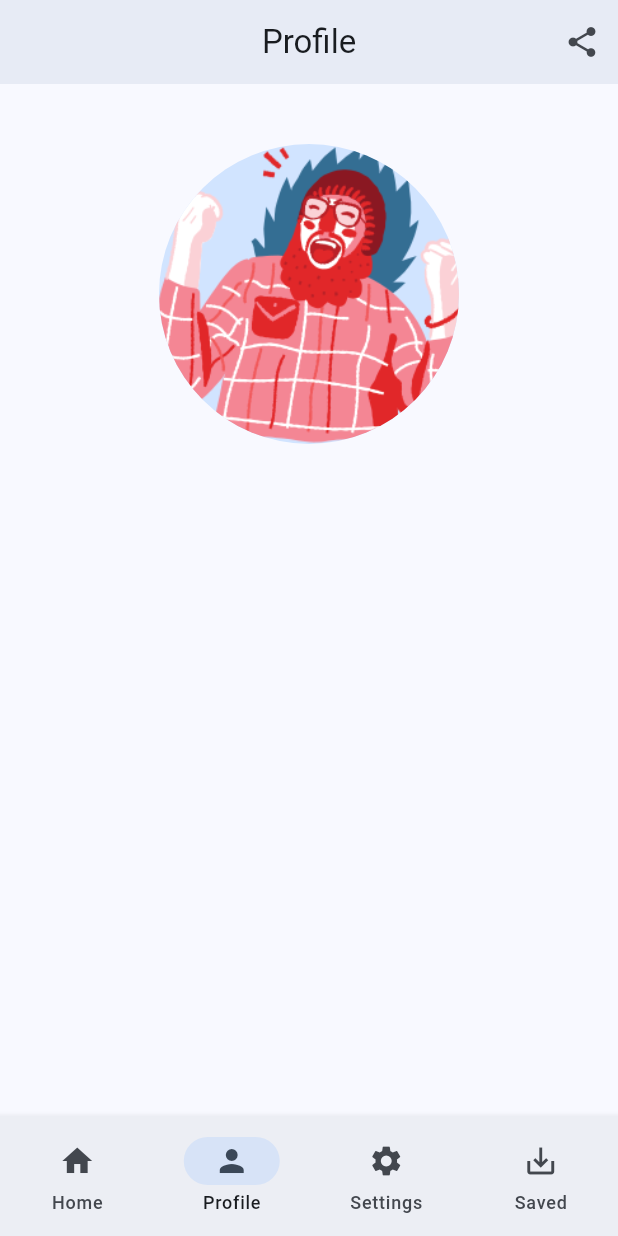
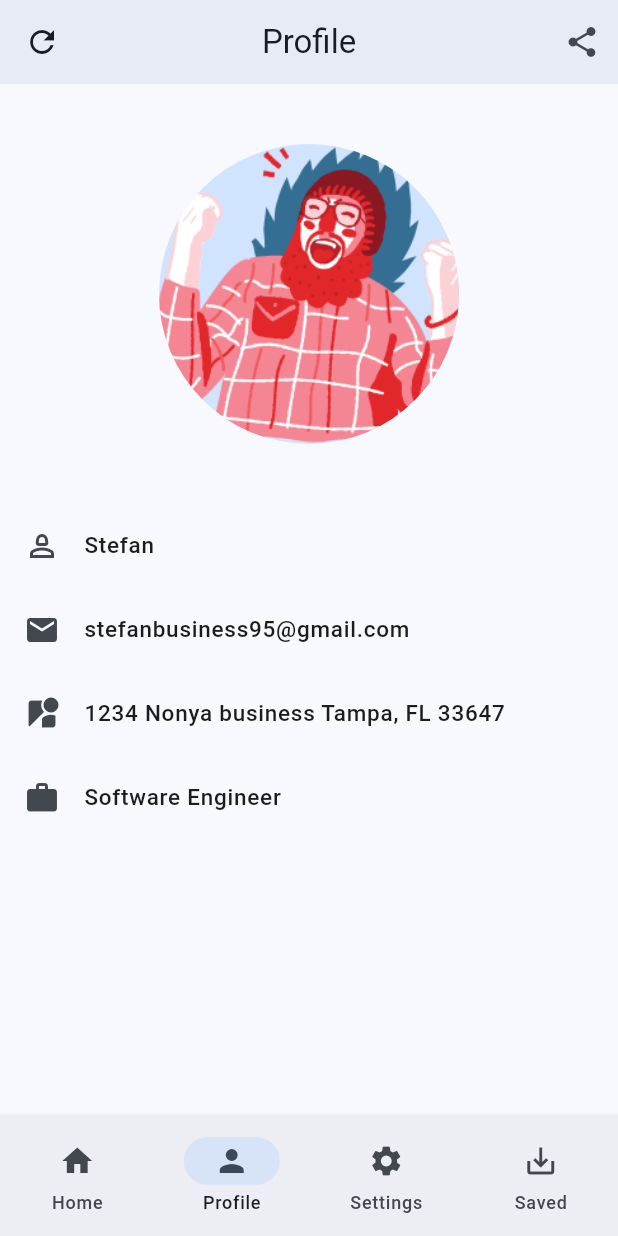
Before and after one commit to GetRighhttt/HomeAndProfileFlutter, a Flutter app: the screen it shows after launch, item 2 of the bottom bar chosen, on a phone screen of 412 x 824 dp. Run offline on Flutter 3.47's test engine with Material 2 defaults, Android fonts, the phone set to English and light mode, and no system bars.

Commit message:
added images and buttons to customize pages and finalized profile page logic.

```diff
--- a/home_and_profile/lib/pages/profile_page.dart
+++ b/home_and_profile/lib/pages/profile_page.dart
@@ -12,6 +12,17 @@ class ProfilePage extends StatelessWidget {
         ),
         centerTitle: true,
         elevation: 4,
+        leading: Builder(
+          builder: (BuildContext context) {
+            return IconButton(
+              icon: const Icon(
+                Icons.refresh,
+              ),
+              onPressed: () {},
+              tooltip: MaterialLocalizations.of(context).openAppDrawerTooltip,
+            );
+          },
+        ),
         actions: [
           IconButton(
             icon: const Icon(
@@ -79,7 +90,55 @@ class ProfilePage extends StatelessWidget {
             SizedBox(
               height: 40,
             ),
-            ListTile(),
+            ListTile(
+              selectedTileColor: Colors.blue,
+              leading: Icon(
+                Icons.person_2_outlined,
+              ),
+              title: Text(
+                'Stefan',
+                style: TextStyle(
+                  fontSize: 15,
+                  fontWeight: FontWeight.w500,
+                ),
+              ),
+            ),
+            ListTile(
+              leading: Icon(
+                Icons.email,
+              ),
+              title: Text(
+                'stefanbusiness95@gmail.com',
+                style: TextStyle(
+                  fontSize: 15,
+                  fontWeight: FontWeight.w500,
+                ),
+              ),
+            ),
+            ListTile(
+              leading: Icon(
+                Icons.streetview,
+              ),
+              title: Text(
+                '1234 Nonya business Tampa, FL 33647',
+                style: TextStyle(
+                  fontSize: 15,
+                  fontWeight: FontWeight.w500,
+                ),
+              ),
+            ),
+            ListTile(
+              leading: Icon(
+                Icons.work,
+              ),
+              title: Text(
+                'Software Engineer',
+                style: TextStyle(
+                  fontSize: 15,
+                  fontWeight: FontWeight.w500,
+                ),
+              ),
+            ),
           ],
         ),
       ),
--- a/home_and_profile/lib/pages/saved_page.dart
+++ b/home_and_profile/lib/pages/saved_page.dart
@@ -10,7 +10,6 @@ class SavedPage extends StatelessWidget {
         title: const Text(
           'Saved',
         ),
-        centerTitle: true,
         elevation: 4,
         actions: [
           IconButton(
@@ -64,8 +63,14 @@ class SavedPage extends StatelessWidget {
       body: SingleChildScrollView(
         child: Column(
           children: [
+            const SizedBox(
+              height: 100,
+            ),
+            const Align(
+              alignment: Alignment.center,
+            ),
             Image.asset(
-              'assets/cactus.png',
+              'assets/socials.png',
             ),
           ],
         ),
--- a/home_and_profile/lib/pages/settings_pages.dart
+++ b/home_and_profile/lib/pages/settings_pages.dart
@@ -10,7 +10,6 @@ class SettingsPage extends StatelessWidget {
         title: const Text(
           'Settings',
         ),
-        centerTitle: true,
         elevation: 4,
         actions: [
           IconButton(
@@ -64,6 +63,12 @@ class SettingsPage extends StatelessWidget {
       body: SingleChildScrollView(
         child: Column(
           children: [
+            const SizedBox(
+              height: 100,
+            ),
+            const Align(
+              alignment: Alignment.center,
+            ),
             Image.asset('assets/app.png'),
           ],
         ),
```
